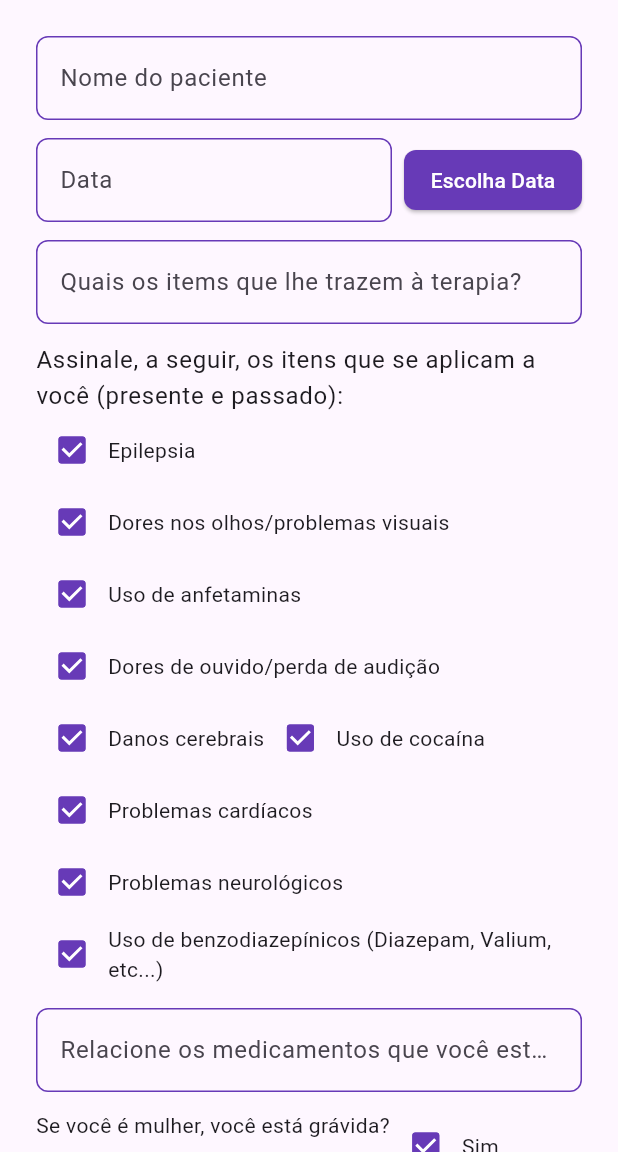
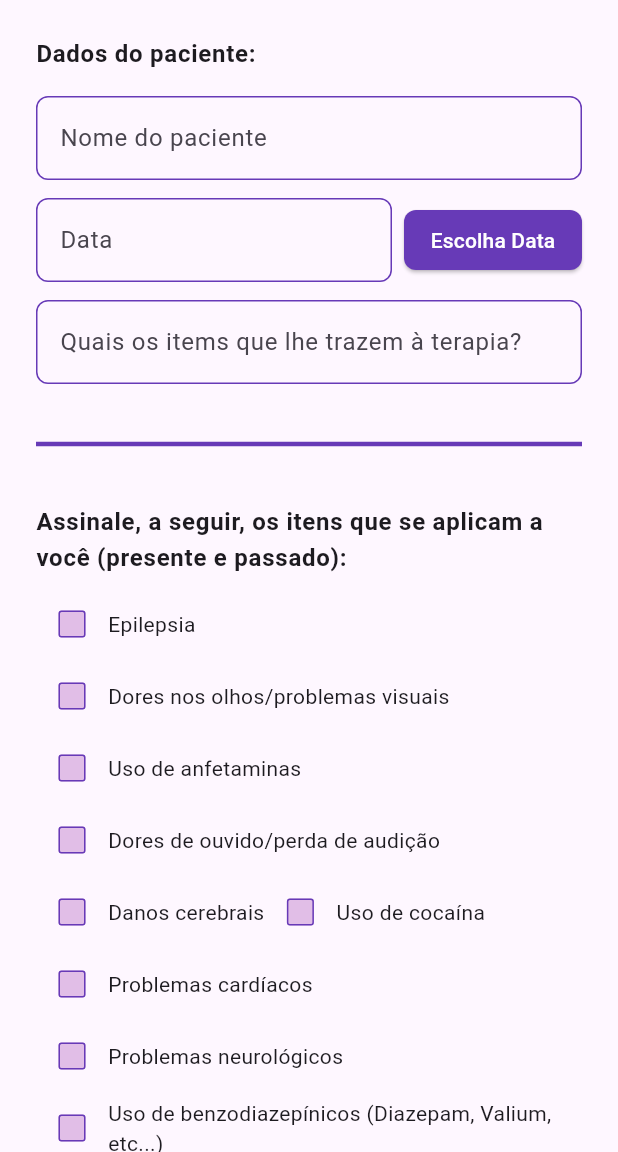
Before and after one commit to GeoGlass/psico-form, a Flutter app: the screen it shows after launch, after a tap on "Escolha Data", on a phone screen of 412 x 824 dp, the part 84-1236 px from its top. Run offline on Flutter 3.47's test engine with Material 3 defaults, Android fonts, the phone set to English and light mode, and no system bars.

Commit message:
forms block

```diff
--- /dev/null
+++ b/lib/pages/home/forms/forms.dart
@@ -0,0 +1,5 @@
+export 'pacient_info.dart';
+export 'pacient_items.dart';
+export 'pacient_medicines.dart';
+export 'pacient_history.dart';
+export 'pacient_health.dart';
--- /dev/null
+++ b/lib/pages/home/forms/pacient_health.dart
@@ -0,0 +1,49 @@
+import 'package:flutter/material.dart';
+import 'package:psico_form/widgets/widgets.dart';
+
+class PacientHealth extends StatelessWidget {
+  const PacientHealth({super.key});
+
+  @override
+  Widget build(BuildContext context) {
+    return Column(
+      mainAxisSize: MainAxisSize.min,
+      crossAxisAlignment: CrossAxisAlignment.start,
+      children: [
+        Text(
+          "Saúde:",
+          style: Theme.of(context).textTheme.bodyLarge?.apply(fontWeightDelta: 2),
+        ),
+        const SizedBox(height: 8.0),
+        PsicoCheckbox(
+          value: false,
+          leftlabel: 'Você se considera estar com boa saúde?',
+          onChanged: (bool? value) => print("Você se considera estar com boa saúde: $value"),
+        ),
+        PsicoInput(
+          labelText: "Qual tipo de problemas de saúde você está enfrentando?",
+          hintText: "Escreva aqui...",
+          onChanged: (p0) => {},
+        ),
+        const SizedBox(height: 12.0),
+        PsicoInput(
+          labelText: "Como você costuma enfrentar situações difíceis ou de estresse? (estratégias que funcionam?)",
+          hintText: "Escreva aqui...",
+          onChanged: (p0) => {},
+        ),
+        const SizedBox(height: 12.0),
+        PsicoInput(
+          labelText: "Quem são as pessoas que te dão apoio nos momentos difíceis?",
+          hintText: "Escreva aqui...",
+          onChanged: (p0) => {},
+        ),
+        const SizedBox(height: 12.0),
+        PsicoInput(
+          labelText: "Cite algumas das suas qualidades que ajudam a lidar com a vida",
+          hintText: "Escreva aqui...",
+          onChanged: (p0) => {},
+        ),
+      ],
+    );
+  }
+}
--- /dev/null
+++ b/lib/pages/home/forms/pacient_history.dart
@@ -0,0 +1,116 @@
+import 'package:flutter/material.dart';
+import 'package:psico_form/widgets/widgets.dart';
+
+class PacientHistory extends StatelessWidget {
+  const PacientHistory({super.key});
+
+  @override
+  Widget build(BuildContext context) {
+    return Column(
+      mainAxisSize: MainAxisSize.min,
+      crossAxisAlignment: CrossAxisAlignment.start,
+      children: [
+        Text(
+          "Você possui histórico de:",
+          style: Theme.of(context).textTheme.bodyLarge?.apply(fontWeightDelta: 2),
+        ),
+        const SizedBox(height: 8.0),
+        PsicoCheckbox(
+          value: false,
+          leftlabel: 'Tentativa de suicídio?',
+          onChanged: (bool? value) => print("Tentativa de suicídio: $value"),
+        ),
+        PsicoCheckbox(
+          value: false,
+          leftlabel: 'Pensamentos suicidas?',
+          onChanged: (bool? value) => print("Pensamentos suicidas: $value"),
+        ),
+        PsicoCheckbox(
+          value: false,
+          leftlabel: 'Automutilação (ferir-se propositalmente)?',
+          onChanged: (bool? value) => print("Automutilação: $value"),
+        ),
+        PsicoCheckbox(
+          value: false,
+          leftlabel: 'Anorexia ou Bulimia?',
+          onChanged: (bool? value) => print("Anorexia ou Bulimia: $value"),
+        ),
+        PsicoCheckbox(
+          value: false,
+          leftlabel: 'Sonambulismo?',
+          onChanged: (bool? value) => print("Sonambulismo: $value"),
+        ),
+        PsicoCheckbox(
+          value: false,
+          leftlabel: 'Transtornos do sono? Insônia? Pesadelos?',
+          onChanged: (bool? value) => print("Transtornos do sono: $value"),
+        ),
+        PsicoCheckbox(
+          value: false,
+          leftlabel: 'Dores de cabeça resistentes a tratamento?',
+          onChanged: (bool? value) => print("Dores de cabeça resistentes: $value"),
+        ),
+        PsicoCheckbox(
+          value: false,
+          leftlabel: 'Pressão alta?',
+          onChanged: (bool? value) => print("Pressão alta: $value"),
+        ),
+        PsicoCheckbox(
+          value: false,
+          leftlabel: 'Sobrepeso? Distúrbio de alimentação?',
+          onChanged: (bool? value) => print("Sobrepeso: $value"),
+        ),
+        PsicoCheckbox(
+          value: false,
+          leftlabel: 'Crise de pânico?',
+          onChanged: (bool? value) => print("Crise de pânico: $value"),
+        ),
+        PsicoCheckbox(
+          value: false,
+          leftlabel: 'Ansiedade excessiva?',
+          onChanged: (bool? value) => print("Ansiedade excessiva: $value"),
+        ),
+        PsicoCheckbox(
+          value: false,
+          leftlabel: '\"Nervoso\"? Ataques de fúria?',
+          onChanged: (bool? value) => print("Ataques de fúria: $value"),
+        ),
+        PsicoCheckbox(
+          value: false,
+          leftlabel: 'Dificuldade de sair de casa?',
+          onChanged: (bool? value) => print("Dificuldade de sair de casa: $value"),
+        ),
+        PsicoCheckbox(
+          value: false,
+          leftlabel: 'Dificuldade em se relacionar com outras pessoas?',
+          onChanged: (bool? value) => print("Dificuldade relacionar pessoas: $value"),
+        ),
+        PsicoCheckbox(
+          value: false,
+          leftlabel: 'Vê-se \"diferente\" no espelho?',
+          onChanged: (bool? value) => print("Dificuldade relacionar pessoas: $value"),
+        ),
+        PsicoCheckbox(
+          value: false,
+          leftlabel: 'Psicoterapias anteriores com poucos resultados?',
+          onChanged: (bool? value) => print("Psicoterapias anteriores: $value"),
+        ),
+        PsicoCheckbox(
+          value: false,
+          leftlabel: 'Sensação de não pertencer?',
+          onChanged: (bool? value) => print("Sensação de não pertencer: $value"),
+        ),
+        PsicoCheckbox(
+          value: false,
+          leftlabel: 'Ouve vozes ou diálogos dentro da cabeça?',
+          onChanged: (bool? value) => print("Ouve vozes: $value"),
+        ),
+        PsicoCheckbox(
+          value: false,
+          leftlabel: 'Pensamentos persistentes/obsessivos/intrusivos difíceis de se livrar?',
+          onChanged: (bool? value) => print("Pensamentos persistentes/obsessivos/intrusivos: $value"),
+        ),
+      ],
+    );
+  }
+}
--- /dev/null
+++ b/lib/pages/home/forms/pacient_info.dart
@@ -0,0 +1,53 @@
+import 'package:flutter/material.dart';
+import 'package:psico_form/widgets/widgets.dart';
+
+class PatientInfo extends StatelessWidget {
+  const PatientInfo({super.key});
+
+  @override
+  Widget build(BuildContext context) {
+    return Column(
+      mainAxisSize: MainAxisSize.min,
+      crossAxisAlignment: CrossAxisAlignment.start,
+      children: [
+        Text(
+          "Dados do paciente:",
+          style: Theme.of(context).textTheme.bodyLarge?.apply(fontWeightDelta: 2),
+        ),
+        const SizedBox(height: 16.0),
+        PsicoInput(
+          labelText: "Nome do paciente",
+          hintText: "Digite o nome do Paciente",
+          onChanged: (p0) => {},
+        ),
+        const SizedBox(height: 12.0),
+        Row(
+          children: [
+            Expanded(
+              flex: 8,
+              child: PsicoInput(
+                labelText: "Data",
+                hintText: "Escolha data...",
+                onChanged: (p0) => {},
+              ),
+            ),
+            const SizedBox(width: 8.0),
+            Expanded(
+              flex: 4,
+              child: ElevatedButton(
+                onPressed: () {},
+                child: const Text('Escolha Data'),
+              ),
+            ),
+          ],
+        ),
+        const SizedBox(height: 12.0),
+        PsicoInput(
+          labelText: "Quais os items que lhe trazem à terapia?",
+          hintText: "Escreva aqui...",
+          onChanged: (p0) => {},
+        ),
+      ],
+    );
+  }
+}
--- /dev/null
+++ b/lib/pages/home/forms/pacient_items.dart
@@ -0,0 +1,71 @@
+import 'package:flutter/material.dart';
+import 'package:psico_form/widgets/widgets.dart';
+
+class PacientItems extends StatelessWidget {
+  const PacientItems({super.key});
+
+  @override
+  Widget build(BuildContext context) {
+    return Column(
+      mainAxisSize: MainAxisSize.min,
+      crossAxisAlignment: CrossAxisAlignment.start,
+      children: [
+        Text(
+          "Assinale, a seguir, os itens que se aplicam a você (presente e passado):",
+          style: Theme.of(context).textTheme.bodyLarge?.apply(fontWeightDelta: 2),
+        ),
+        const SizedBox(height: 8.0),
+        Wrap(
+          direction: Axis.horizontal,
+          children: <Widget>[
+            PsicoCheckbox(
+              value: false,
+              rightlabel: 'Epilepsia',
+              onChanged: (bool? value) => print("Epilepsia: $value"),
+            ),
+            PsicoCheckbox(
+              value: false,
+              rightlabel: 'Dores nos olhos/problemas visuais',
+              onChanged: (bool? value) => print("Dores/Problemas Visuais: $value"),
+            ),
+            PsicoCheckbox(
+              value: false,
+              rightlabel: 'Uso de anfetaminas',
+              onChanged: (bool? value) => print("Anfetaminas: $value"),
+            ),
+            PsicoCheckbox(
+              value: false,
+              rightlabel: 'Dores de ouvido/perda de audição',
+              onChanged: (bool? value) => print("Dores ouvido: $value"),
+            ),
+            PsicoCheckbox(
+              value: false,
+              rightlabel: 'Danos cerebrais',
+              onChanged: (bool? value) => print("Danos cerebrais: $value"),
+            ),
+            PsicoCheckbox(
+              value: false,
+              rightlabel: 'Uso de cocaína',
+              onChanged: (bool? value) => print("Uso cocaína: $value"),
+            ),
+            PsicoCheckbox(
+              value: false,
+              rightlabel: 'Problemas cardíacos',
+              onChanged: (bool? value) => print("Prob cardíacos: $value"),
+            ),
+            PsicoCheckbox(
+              value: false,
+              rightlabel: 'Problemas neurológicos',
+              onChanged: (bool? value) => print("Prob cardíacos: $value"),
+            ),
+            PsicoCheckbox(
+              value: false,
+              rightlabel: 'Uso de benzodiazepínicos (Diazepam, Valium, etc...)',
+              onChanged: (bool? value) => print("Prob cardíacos: $value"),
+            ),
+          ],
+        ),
+      ],
+    );
+  }
+}
--- /dev/null
+++ b/lib/pages/home/forms/pacient_medicines.dart
@@ -0,0 +1,38 @@
+import 'package:flutter/material.dart';
+import 'package:psico_form/widgets/widgets.dart';
+
+class PacientMedicines extends StatelessWidget {
+  const PacientMedicines({super.key});
+
+  @override
+  Widget build(BuildContext context) {
+    return Column(
+      mainAxisSize: MainAxisSize.min,
+      crossAxisAlignment: CrossAxisAlignment.start,
+      children: [
+        Text(
+          "Medicamentos:",
+          style: Theme.of(context).textTheme.bodyLarge?.apply(fontWeightDelta: 2),
+        ),
+        const SizedBox(height: 16.0),
+        PsicoInput(
+          labelText: "Relacione os medicamentos que você está tomando atualmente:",
+          hintText: "Escreva aqui...",
+          onChanged: (p0) => {},
+        ),
+        const SizedBox(height: 12.0),
+        PsicoCheckbox(
+          value: false,
+          leftlabel: 'Se você é mulher, você está grávida?',
+          onChanged: (bool? value) => print("Grávida Sim: $value"),
+        ),
+        const SizedBox(height: 12.0),
+        PsicoInput(
+          labelText: "Caso afirmativo, quantos meses?",
+          hintText: "Escreva aqui...",
+          onChanged: (p0) => {},
+        ),
+      ],
+    );
+  }
+}
--- a/lib/pages/home/home_page.dart
+++ b/lib/pages/home/home_page.dart
@@ -1,5 +1,6 @@
 import 'package:flutter/material.dart';
-import 'package:psico_form/widgets/widgets.dart';
+
+import 'forms/forms.dart';
 
 class HomePage extends StatelessWidget {
   const HomePage({super.key});
@@ -29,187 +30,44 @@ class _Body extends StatelessWidget {
       child: ListView(
         padding: const EdgeInsets.all(24.0),
         children: const [
-          _PatientInfo(),
-          SizedBox(height: 12.0),
-          _ItemsCheckBoxes(),
-          SizedBox(height: 12.0),
-          _MedicationsCurrentlyTaking(),
-          SizedBox(height: 12.0),
-          _PacientHistory(),
+          PatientInfo(),
+          _Separator(),
+          PacientItems(),
+          _Separator(),
+          PacientMedicines(),
+          _Separator(),
+          PacientHistory(),
+          _Separator(),
+          PacientHealth(),
+          _Separator(),
+          _SubmitButton(),
         ],
       ),
     );
   }
 }
 
-class _PatientInfo extends StatelessWidget {
-  const _PatientInfo();
+class _Separator extends StatelessWidget {
+  const _Separator();
 
   @override
   Widget build(BuildContext context) {
-    return Column(
-      children: [
-        PsicoInput(
-          labelText: "Nome do paciente",
-          hintText: "Digite o nome do Paciente",
-          onChanged: (p0) => {},
-        ),
-        const SizedBox(height: 12.0),
-        Row(
-          children: [
-            Expanded(
-              flex: 8,
-              child: PsicoInput(
-                labelText: "Data",
-                hintText: "Escolha data...",
-                onChanged: (p0) => {},
-              ),
-            ),
-            const SizedBox(width: 8.0),
-            Expanded(
-              flex: 4,
-              child: ElevatedButton(
-                onPressed: () {},
-                child: const Text('Escolha Data'),
-              ),
-            ),
-          ],
-        ),
-        const SizedBox(height: 12.0),
-        PsicoInput(
-          labelText: "Quais os items que lhe trazem à terapia?",
-          hintText: "Escreva aqui...",
-          onChanged: (p0) => {},
-        ),
-      ],
+    return const Divider(
+      color: Colors.deepPurple,
+      thickness: 3.0,
+      height: 80.0,
     );
   }
 }
 
-class _ItemsCheckBoxes extends StatelessWidget {
-  const _ItemsCheckBoxes();
+class _SubmitButton extends StatelessWidget {
+  const _SubmitButton();
 
   @override
   Widget build(BuildContext context) {
-    return Column(
-      mainAxisAlignment: MainAxisAlignment.start,
-      crossAxisAlignment: CrossAxisAlignment.center,
-      children: [
-        Text(
-          "Assinale, a seguir, os itens que se aplicam a você (presente e passado):",
-          style: Theme.of(context).textTheme.bodyLarge,
-        ),
-        Wrap(
-          direction: Axis.horizontal,
-          children: <Widget>[
-            PsicoCheckbox(
-              value: true,
-              label: 'Epilepsia',
-              onChanged: (bool? value) => print("Epilepsia: $value"),
-            ),
-            PsicoCheckbox(
-              value: true,
-              label: 'Dores nos olhos/problemas visuais',
-              onChanged: (bool? value) => print("Dores/Problemas Visuais: $value"),
-            ),
-            PsicoCheckbox(
-              value: true,
-              label: 'Uso de anfetaminas',
-              onChanged: (bool? value) => print("Anfetaminas: $value"),
-            ),
-            PsicoCheckbox(
-              value: true,
-              label: 'Dores de ouvido/perda de audição',
-              onChanged: (bool? value) => print("Dores ouvido: $value"),
-            ),
-            PsicoCheckbox(
-              value: true,
-              label: 'Danos cerebrais',
-              onChanged: (bool? value) => print("Danos cerebrais: $value"),
-            ),
-            PsicoCheckbox(
-              value: true,
-              label: 'Uso de cocaína',
-              onChanged: (bool? value) => print("Uso cocaína: $value"),
-            ),
-            PsicoCheckbox(
-              value: true,
-              label: 'Problemas cardíacos',
-              onChanged: (bool? value) => print("Prob cardíacos: $value"),
-            ),
-            PsicoCheckbox(
-              value: true,
-              label: 'Problemas neurológicos',
-              onChanged: (bool? value) => print("Prob cardíacos: $value"),
-            ),
-            PsicoCheckbox(
-              value: true,
-              label: 'Uso de benzodiazepínicos (Diazepam, Valium, etc...)',
-              onChanged: (bool? value) => print("Prob cardíacos: $value"),
-            ),
-          ],
-        ),
-      ],
+    return ElevatedButton(
+      onPressed: () {},
+      child: const Text('Enviar'),
     );
   }
 }
-
-class _MedicationsCurrentlyTaking extends StatelessWidget {
-  const _MedicationsCurrentlyTaking();
-
-  @override
-  Widget build(BuildContext context) {
-    return Column(
-      mainAxisSize: MainAxisSize.min,
-      crossAxisAlignment: CrossAxisAlignment.start,
-      children: [
-        PsicoInput(
-          labelText: "Relacione os medicamentos que você está tomando atualmente:",
-          hintText: "Escreva aqui...",
-          onChanged: (p0) => {},
-        ),
-        const SizedBox(height: 12.0),
-        Wrap(
-          direction: Axis.horizontal,
-          crossAxisAlignment: WrapCrossAlignment.start,
-          children: [
-            const Text("Se você é mulher, você está grávida?"),
-            PsicoCheckbox(
-              value: true,
-              label: 'Sim',
-              onChanged: (bool? value) => print("Grávida Sim: $value"),
-            ),
-            PsicoCheckbox(
-              value: true,
-              label: 'Não',
-              onChanged: (bool? value) => print("Grávida Não: $value"),
-            ),
-          ],
-        ),
-        const SizedBox(height: 12.0),
-        PsicoInput(
-          labelText: "Caso afirmativo, quantos meses?",
-          hintText: "Escreva aqui...",
-          onChanged: (p0) => {},
-        ),
-      ],
-    );
-  }
-}
-
-class _PacientHistory extends StatelessWidget {
-  const _PacientHistory();
-
-  @override
-  Widget build(BuildContext context) {
-    return Column(
-      crossAxisAlignment: CrossAxisAlignment.stretch,
-      children: [
-        Text(
-          "Você possui histórico de:",
-          style: Theme.of(context).textTheme.bodyLarge?.apply(fontWeightDelta: 1),
-        ),
-      ],
-    );
-  }
-}
--- a/lib/widgets/psico_checkbox.dart
+++ b/lib/widgets/psico_checkbox.dart
@@ -4,14 +4,17 @@ class PsicoCheckbox extends StatefulWidget {
   const PsicoCheckbox({
     super.key,
     bool? value,
-    required String label,
+    String? leftlabel,
+    String? rightlabel,
     required Function(bool? value) onChanged,
   })  : _value = value ?? false,
-        _label = label,
+        _leftLabel = leftlabel,
+        _rightLabel = rightlabel,
         _onChanged = onChanged;
 
   final bool _value;
-  final String _label;
+  final String? _leftLabel;
+  final String? _rightLabel;
   final Function(bool? value) _onChanged;
 
   @override
@@ -35,12 +38,13 @@ class _CheckboxExampleState extends State<PsicoCheckbox> {
 
   @override
   Widget build(BuildContext context) {
-    print("RENDER ${widget._label}");
+    print("RENDER ${widget._leftLabel}${widget._rightLabel}");
     return Row(
       mainAxisSize: MainAxisSize.min,
       mainAxisAlignment: MainAxisAlignment.start,
       crossAxisAlignment: CrossAxisAlignment.center,
       children: [
+        widget._leftLabel != null ? Flexible(child: Text(widget._leftLabel!)) : const SizedBox(),
         ValueListenableBuilder<bool>(
           valueListenable: _isChecked,
           builder: (context, isFocus, _) => Checkbox(
@@ -53,9 +57,7 @@ class _CheckboxExampleState extends State<PsicoCheckbox> {
             },
           ),
         ),
-        Flexible(
-          child: Text(widget._label),
-        ),
+        widget._rightLabel != null ? Flexible(child: Text(widget._rightLabel!)) : const SizedBox(),
       ],
     );
   }
```
